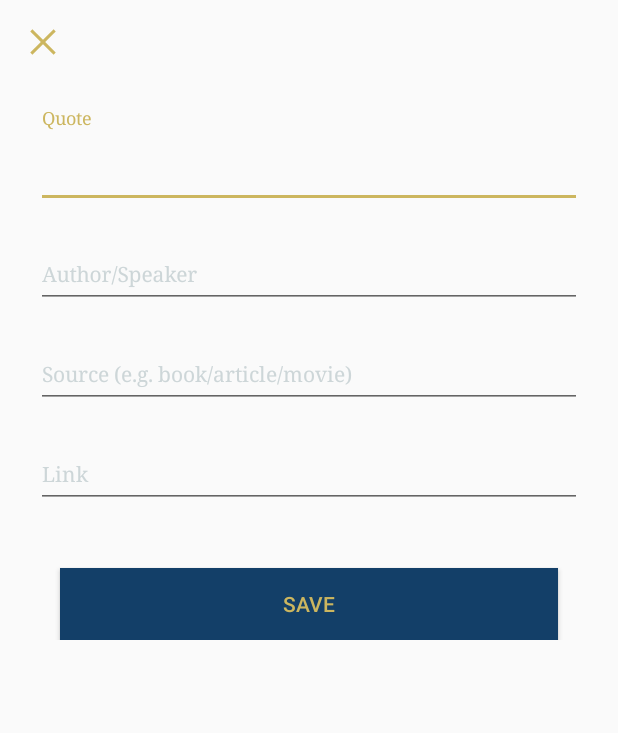
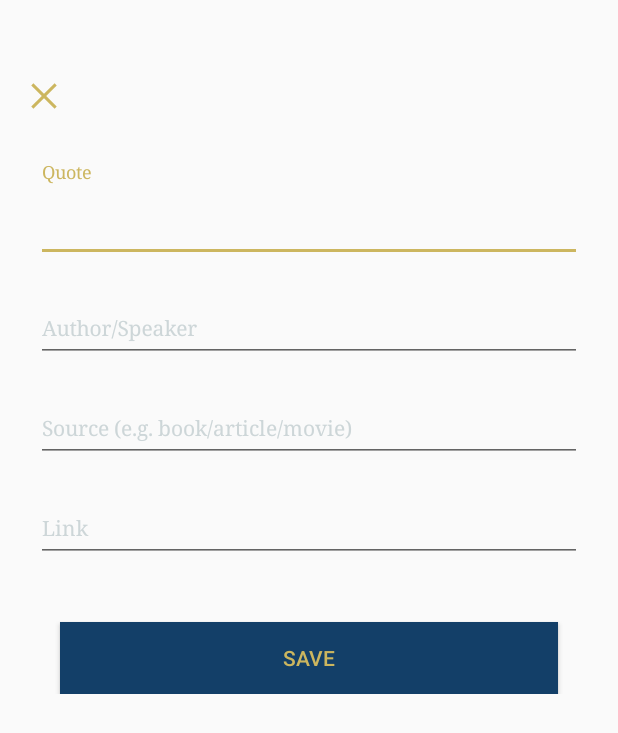
Before and after one commit to joicemarinay/Wicker-Quotes, an Android app: the QuoteWriterActivity screen opened directly, with no data from a screen before it, on a phone screen of 412 x 824 dp. Shown: the top 733 px of the screen. Run offline under Robolectric (Android 15) with nearby library versions, the phone set to English and light mode, and no system bars; 3 statements that could not run were skipped.

Commit message:
UI tweaks in quote writer

```diff
--- a/base/src/main/res/values/dimens.xml
+++ b/base/src/main/res/values/dimens.xml
@@ -13,6 +13,7 @@
   <dimen name="margin_padding_xmedium">20dp</dimen>
   <dimen name="margin_padding_midlarge">24dp</dimen>
   <dimen name="margin_padding_large">32dp</dimen>
+  <dimen name="margin_padding_xlarge">36dp</dimen>
 
   <!-- Text Size -->
   <dimen name="text_xsmall">12sp</dimen>
--- a/quotes/src/main/res/layout/wicker_quote_writer_view.xml
+++ b/quotes/src/main/res/layout/wicker_quote_writer_view.xml
@@ -10,7 +10,15 @@
 <android.support.constraint.ConstraintLayout
   android:layout_width="match_parent"
   android:layout_height="match_parent"
-  android:orientation="vertical">
+  android:orientation="vertical"
+  android:paddingBottom="@dimen/margin_padding_large">
+
+  <android.support.constraint.Guideline
+    android:id="@+id/quoteWriter_guideline_contentTop"
+    android:layout_width="wrap_content"
+    android:layout_height="wrap_content"
+    android:orientation="horizontal"
+    app:layout_constraintGuide_begin="@dimen/margin_padding_xlarge" />
 
   <Button
     android:id="@+id/quoteWriter_button_close"
@@ -23,9 +31,9 @@
     android:layout_marginTop="@dimen/margin_padding_medium"
     android:background="@drawable/ic_close"
     app:layout_constraintEnd_toEndOf="parent"
-    app:layout_constraintHorizontal_bias="0.023"
+    app:layout_constraintHorizontal_bias="0.025"
     app:layout_constraintStart_toStartOf="parent"
-    app:layout_constraintTop_toTopOf="parent" />
+    app:layout_constraintTop_toBottomOf="@id/quoteWriter_guideline_contentTop" />
 
   <android.support.constraint.Guideline
     android:id="@+id/quoteWriter_guideline_contentLeft"
```
